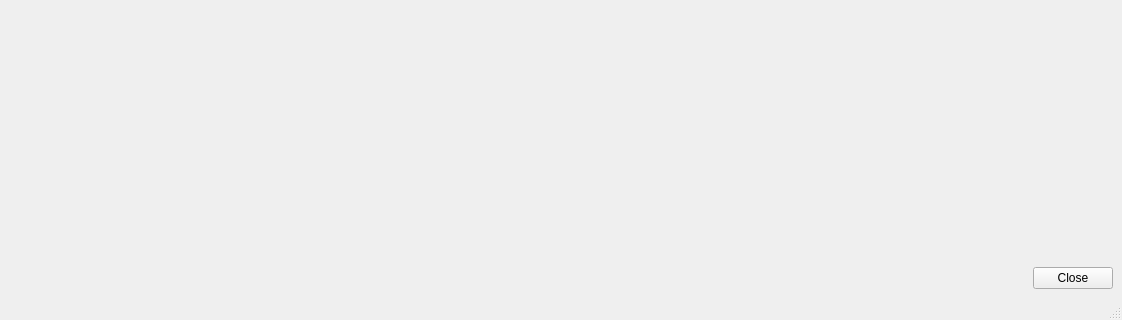
The window that notebooks/ui/ui_extract_evenly_spaced_files_replace_with.ui (neutronimaging/python_notebooks) describes before a commit, drawn with Qt 5; both pictures show x 0 to 1122 and y 373 to 693 of the 1122 by 693 pixel window.
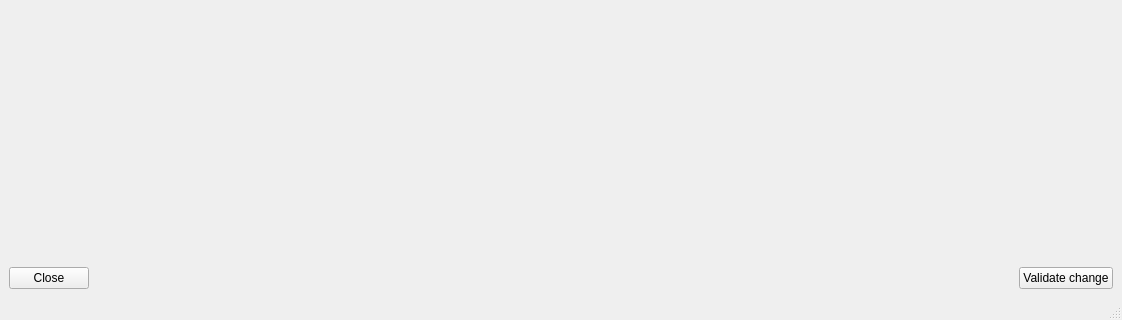
The same window after the commit.

Commit message: manual replace works. this refs #58

What changed in the file:
```diff
--- a/notebooks/ui/ui_extract_evenly_spaced_files_replace_with.ui
+++ b/notebooks/ui/ui_extract_evenly_spaced_files_replace_with.ui
@@ -77,6 +77,13 @@
     </item>
     <item>
      <layout class="QHBoxLayout" name="horizontalLayout_3">
+      <item>
+       <widget class="QPushButton" name="close_pushButton">
+        <property name="text">
+         <string>Close</string>
+        </property>
+       </widget>
+      </item>
       <item>
        <spacer name="horizontalSpacer">
         <property name="orientation">
@@ -91,9 +98,9 @@
        </spacer>
       </item>
       <item>
-       <widget class="QPushButton" name="close_pushButton">
+       <widget class="QPushButton" name="pushButton">
         <property name="text">
-         <string>Close</string>
+         <string>Validate change</string>
         </property>
        </widget>
       </item>
```
Left out of the diff: 21 changed lines with no effect on the pictures. The commit also changes 5 other files.
